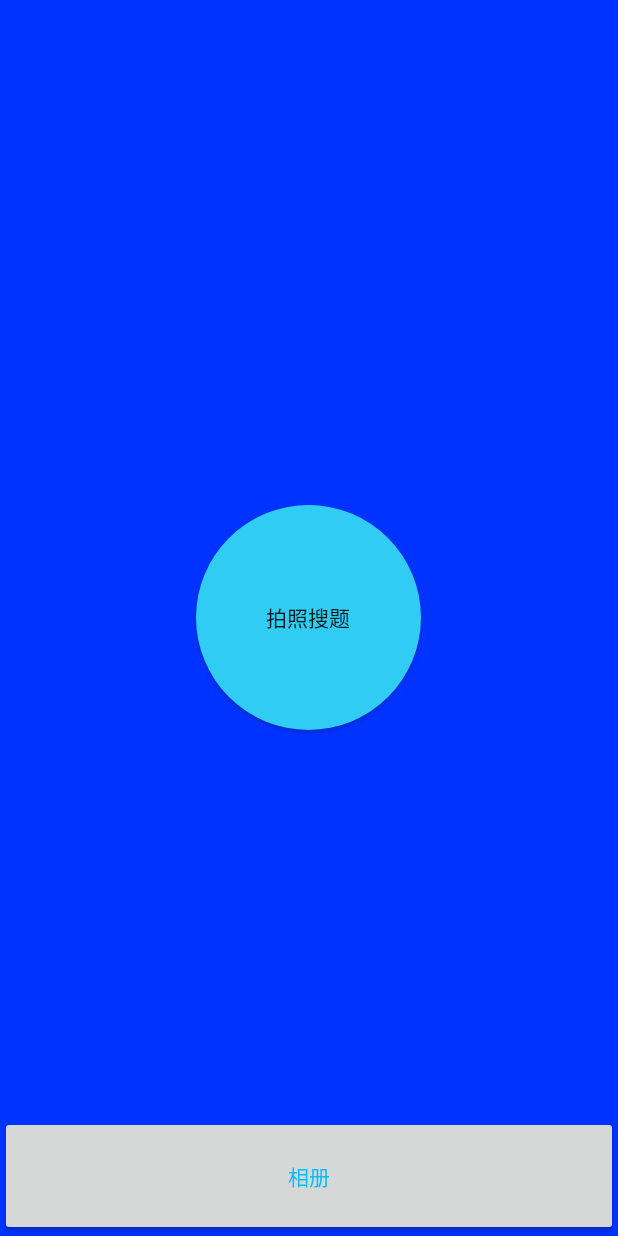
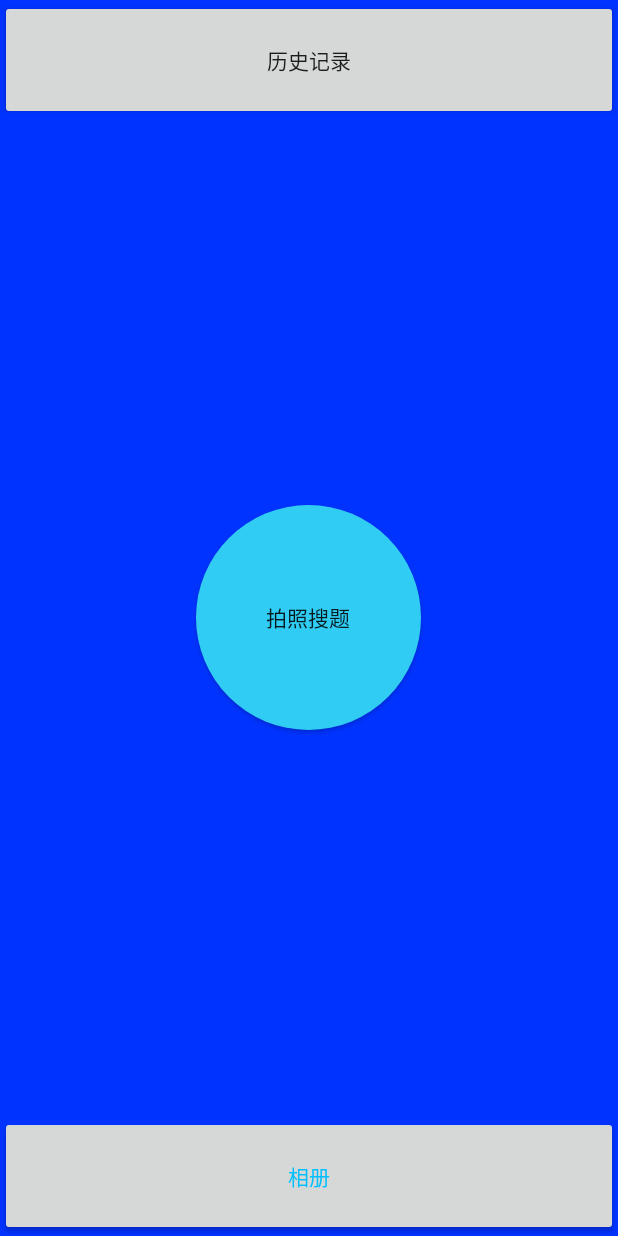
Before and after one commit to yahuiwei123/homework_helper, an Android app: the MainPageActivity screen opened directly, with no data from a screen before it, on a phone screen of 412 x 824 dp. Run offline under Robolectric (Android 15) with nearby library versions, the phone set to English and light mode, and no system bars.

Commit message:
5th commit

```diff
--- a/app/src/main/java/com/example/homeworkhelper/history/HistoryDisplayActivity.java
+++ b/app/src/main/java/com/example/homeworkhelper/history/HistoryDisplayActivity.java
@@ -60,9 +60,7 @@ public class HistoryDisplayActivity extends AppCompatActivity {
         MyPageAdapter adapter = new MyPageAdapter(this, getSupportFragmentManager());
 
         //页面的数据
-        List<RecordData> recordDataList = utils.getAllHistory("http://10.0.2.2:8888/helper/history/allHistory", "1");
-
-
+        List<RecordData> recordDataList = utils.getAllHistory("http://192.168.15.74/helper/history/allHistory", "1");
 
         HistoryFragment fragment = new HistoryFragment(recordDataList, this);
         for (int i = 0; i < tabName.size(); i++) {
--- a/app/src/main/java/com/example/homeworkhelper/mainPage/MainPageActivity.java
+++ b/app/src/main/java/com/example/homeworkhelper/mainPage/MainPageActivity.java
@@ -22,6 +22,7 @@ import androidx.core.app.ActivityCompat;
 import androidx.core.content.FileProvider;
 
 import com.example.homeworkhelper.R;
+import com.example.homeworkhelper.history.HistoryDisplayActivity;
 import com.example.homeworkhelper.result.ResultDisplayActivity;
 import com.example.homeworkhelper.utils.APIUtils;
 
@@ -40,6 +41,7 @@ public class MainPageActivity extends Activity implements View.OnClickListener {
     private Button btnO_back;               //返回按钮
     private Button btnO_crop;               //裁剪按钮
     private Button btnO_confirm;            //确认按钮
+    private Button btnOpenHistory;          //跳转历史记录界面按钮
     private ImageView ivShowPicture;        //图片显示imageview
     //以下为区分Activity回传的区分静态变量
     private static final int REQUEST_CAMERA_1 = 1;
@@ -77,6 +79,7 @@ public class MainPageActivity extends Activity implements View.OnClickListener {
     private void init() {
         //xml文件展示页面层的每一个控件都需要初始化
         ivShowPicture = (ImageView) findViewById(R.id.ivShowPicture);
+        btnOpenHistory = (Button) findViewById(R.id.btnOpenHistory);
         btnOpenCamera = (Button) findViewById(R.id.btnOpenCamera);
         btnOpenAlbum = (Button) findViewById(R.id.btnOpenAlbum);
         btnO_revolve = (Button) findViewById(R.id.btnO_revolve);
@@ -88,6 +91,7 @@ public class MainPageActivity extends Activity implements View.OnClickListener {
     }
     // 控件绑定点击事件
     private void bindClick() {
+        btnOpenHistory.setOnClickListener(this);
         btnOpenCamera.setOnClickListener(this);
         btnOpenAlbum.setOnClickListener(this);
         btnO_revolve.setOnClickListener(this);
@@ -122,9 +126,17 @@ public class MainPageActivity extends Activity implements View.OnClickListener {
             case R.id.btnO_confirm:
                 confirmPic();
                 break;
+            case R.id.btnOpenHistory:
+                skiptoHistory();
+                break;
             default:
                 break;
         }
+    }
+
+    private void skiptoHistory() {
+        Intent intent = new Intent(MainPageActivity.this, HistoryDisplayActivity.class);
+        startActivity(intent);
     }
 
     @RequiresApi(api = Build.VERSION_CODES.O)
--- a/app/src/main/java/com/example/homeworkhelper/result/ResultDisplayActivity.java
+++ b/app/src/main/java/com/example/homeworkhelper/result/ResultDisplayActivity.java
@@ -47,7 +47,7 @@ public class ResultDisplayActivity extends AppCompatActivity {
         searchImg.setImageBitmap(getBitmap());
 //        test();
         LogRecord logRecord = JsonUtils.parseJson(msg);
-        ArrayList<Item> itemArrayList = logRecord.getItemArrayList();   // logrecord可能是null
+        ArrayList<Item> itemArrayList = logRecord.getItemArrayList() != null ? logRecord.getItemArrayList() : new ArrayList<>();
         // 错题本选择
         mistakeAdd.setOnClickListener(v -> mistakeAdd.setSelected(!mistakeAdd.isSelected()));
 
--- a/app/src/main/res/layout/activity_mainpage.xml
+++ b/app/src/main/res/layout/activity_mainpage.xml
@@ -11,6 +11,13 @@
         android:layout_height="match_parent"
         android:background="#0033FF"
         >
+        <Button
+            android:id="@+id/btnOpenHistory"
+            android:layout_width="match_parent"
+            android:layout_height="80dp"
+            android:layout_alignParentTop="true"
+            android:text="历史记录"
+            />
         <Button
             android:id="@+id/btnOpenCamera"
             android:layout_width="150dp"
```
